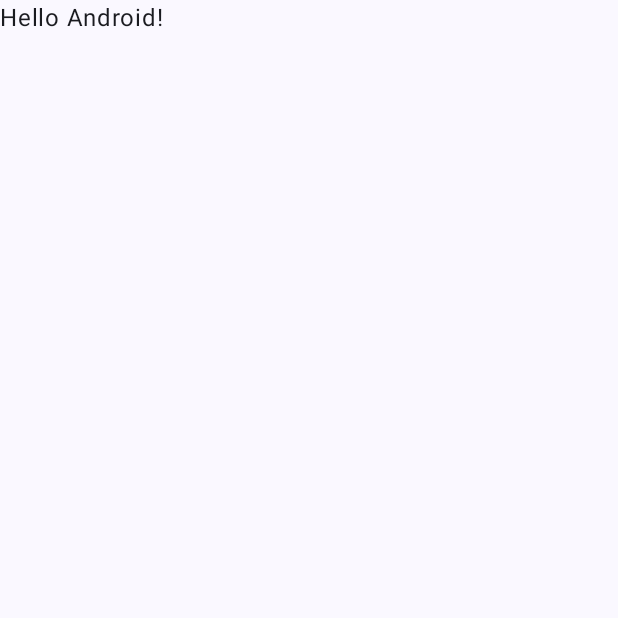
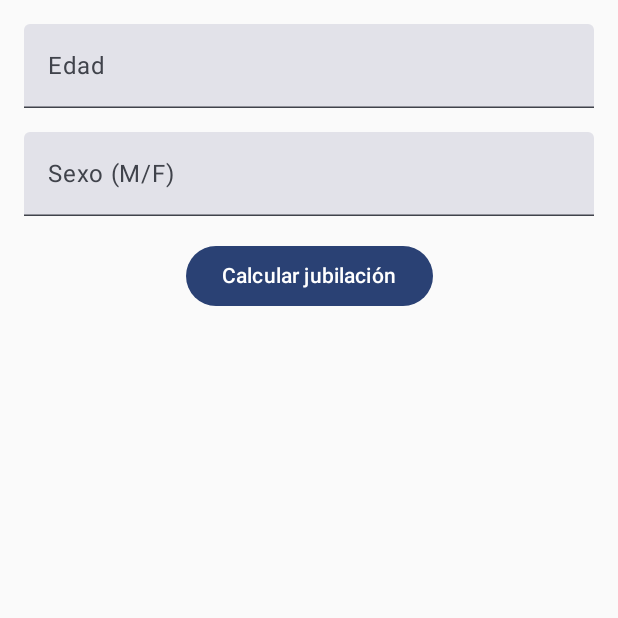
Before and after one commit to valverde12sa/EVC1_VALVERDE, an Android app built with Jetpack Compose: the screen it shows after launch (MainActivity), on a phone screen of 412 x 824 dp, the top half of it. Before the commit the part shown is almost empty. Run offline under Robolectric (Android 15) with nearby library versions, the phone set to English and light mode, and no system bars.

Commit message:
Inicio de ejecicio 1

```diff
--- a/app/src/main/AndroidManifest.xml
+++ b/app/src/main/AndroidManifest.xml
@@ -1,6 +1,6 @@
 <?xml version="1.0" encoding="utf-8"?>
 <manifest xmlns:android="http://schemas.android.com/apk/res/android"
-    xmlns:tools="http://schemas.android.com/tools">
+    xmlns:tools="http://schemas.android.com/tools" >
 
     <application
         android:allowBackup="true"
@@ -11,12 +11,12 @@
         android:roundIcon="@mipmap/ic_launcher_round"
         android:supportsRtl="true"
         android:theme="@style/Theme.Examen"
-        tools:targetApi="31">
+        tools:targetApi="31" >
         <activity
             android:name=".MainActivity"
             android:exported="true"
             android:label="@string/app_name"
-            android:theme="@style/Theme.Examen">
+            android:theme="@style/Theme.Examen" >
             <intent-filter>
                 <action android:name="android.intent.action.MAIN" />
 
--- /dev/null
+++ b/app/src/main/java/pe/edu/idat/examen/Ejercicio1.kt
@@ -0,0 +1,64 @@
+package pe.edu.idat.examen
+
+import androidx.compose.foundation.layout.Arrangement
+import androidx.compose.foundation.layout.Column
+import androidx.compose.foundation.layout.fillMaxSize
+import androidx.compose.foundation.layout.fillMaxWidth
+import androidx.compose.foundation.layout.padding
+import androidx.compose.material3.Button
+import androidx.compose.material3.Text
+import androidx.compose.material3.TextField
+import androidx.compose.runtime.Composable
+import androidx.compose.runtime.getValue
+import androidx.compose.runtime.mutableStateOf
+import androidx.compose.runtime.remember
+import androidx.compose.runtime.setValue
+import androidx.compose.ui.Alignment
+import androidx.compose.ui.Modifier
+import androidx.compose.ui.unit.dp
+
+
+@Composable
+fun MainScreen() {
+    var age by remember { mutableStateOf("") }
+    var gender by remember { mutableStateOf("") }
+    var num1 by remember { mutableStateOf("") }
+    var num2 by remember { mutableStateOf("") }
+    var num3 by remember { mutableStateOf("") }
+    var num4 by remember { mutableStateOf("") }
+    var subjects by remember { mutableStateOf("") }
+    var result by remember { mutableStateOf("") }
+
+    Column(
+        modifier = Modifier
+            .fillMaxSize()
+            .padding(16.dp),
+        horizontalAlignment = Alignment.CenterHorizontally,
+        verticalArrangement = Arrangement.spacedBy(16.dp)
+    ) {
+        // Ejercicio 1
+        TextField(
+            value = age,
+            onValueChange = { age = it },
+            label = { Text("Edad") },
+            modifier = Modifier.fillMaxWidth()
+        )
+        TextField(
+            value = gender,
+            onValueChange = { gender = it },
+            label = { Text("Sexo (M/F)") },
+            modifier = Modifier.fillMaxWidth()
+        )
+        Button(onClick = {
+            val canRetire = if (gender.equals("M", ignoreCase = true)) {
+                age.toIntOrNull() ?: 0 >= 60
+            } else {
+                age.toIntOrNull() ?: 0 >= 54
+            }
+            result = if (canRetire) "Puede jubilarse" else "No puede jubilarse"
+        }) {
+            Text("Calcular jubilación")
+        }
+        Text(result)
+    }
+}
--- a/app/src/main/java/pe/edu/idat/examen/MainActivity.kt
+++ b/app/src/main/java/pe/edu/idat/examen/MainActivity.kt
@@ -4,13 +4,24 @@ import android.os.Bundle
 import androidx.activity.ComponentActivity
 import androidx.activity.compose.setContent
 import androidx.activity.enableEdgeToEdge
+import androidx.compose.foundation.layout.Arrangement
+import androidx.compose.foundation.layout.Column
 import androidx.compose.foundation.layout.fillMaxSize
+import androidx.compose.foundation.layout.fillMaxWidth
 import androidx.compose.foundation.layout.padding
+import androidx.compose.material3.Button
 import androidx.compose.material3.Scaffold
 import androidx.compose.material3.Text
+import androidx.compose.material3.TextField
 import androidx.compose.runtime.Composable
+import androidx.compose.runtime.getValue
+import androidx.compose.runtime.mutableStateOf
+import androidx.compose.runtime.remember
+import androidx.compose.runtime.setValue
+import androidx.compose.ui.Alignment
 import androidx.compose.ui.Modifier
 import androidx.compose.ui.tooling.preview.Preview
+import androidx.compose.ui.unit.dp
 import pe.edu.idat.examen.ui.theme.ExamenTheme
 
 class MainActivity : ComponentActivity() {
@@ -19,29 +30,9 @@ class MainActivity : ComponentActivity() {
         enableEdgeToEdge()
         setContent {
             ExamenTheme {
-                Scaffold(modifier = Modifier.fillMaxSize()) { innerPadding ->
-                    Greeting(
-                        name = "Android",
-                        modifier = Modifier.padding(innerPadding)
-                    )
-                }
+                MainScreen()
+
             }
         }
     }
 }
-
-@Composable
-fun Greeting(name: String, modifier: Modifier = Modifier) {
-    Text(
-        text = "Hello $name!",
-        modifier = modifier
-    )
-}
-
-@Preview(showBackground = true)
-@Composable
-fun GreetingPreview() {
-    ExamenTheme {
-        Greeting("Android")
-    }
-}
--- a/app/src/main/java/pe/edu/idat/examen/ui/theme/Theme.kt
+++ b/app/src/main/java/pe/edu/idat/examen/ui/theme/Theme.kt
@@ -45,7 +45,6 @@ fun ExamenTheme(
         val context = LocalContext.current
         if (darkTheme) dynamicDarkColorScheme(context) else dynamicLightColorScheme(context)
       }
-
       darkTheme -> DarkColorScheme
       else -> LightColorScheme
     }
--- a/app/src/main/res/values/themes.xml
+++ b/app/src/main/res/values/themes.xml
@@ -1,5 +1,4 @@
 <?xml version="1.0" encoding="utf-8"?>
 <resources>
-
     <style name="Theme.Examen" parent="android:Theme.Material.Light.NoActionBar" />
 </resources>
```
Lines whose indentation alone changed are shown as unchanged.
